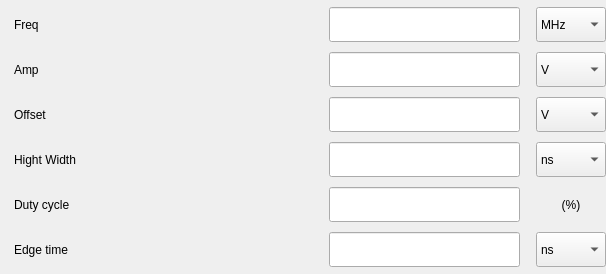
Before: the Qt Designer form tas7061bb/widgets/wgContentHmf2550/wgPulse.ui in DoND8xforce/tas7061, drawn with Qt 5.
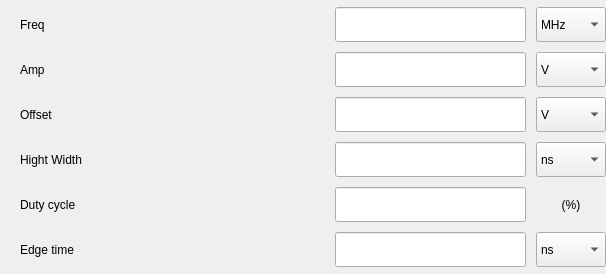
After: the same form once the commit is applied.

Diff of the .ui file:
```diff
--- a/tas7061bb/widgets/wgContentHmf2550/wgPulse.ui
+++ b/tas7061bb/widgets/wgContentHmf2550/wgPulse.ui
@@ -44,7 +44,7 @@
    <item row="0" column="0">
     <layout class="QGridLayout" name="gridLayout_2">
      <property name="leftMargin">
-      <number>14</number>
+      <number>20</number>
      </property>
      <property name="horizontalSpacing">
       <number>230</number>
@@ -55,7 +55,7 @@
      <item row="4" column="1">
       <layout class="QHBoxLayout" name="horizontalLayout_4">
        <property name="spacing">
-        <number>16</number>
+        <number>10</number>
        </property>
        <item>
         <widget class="QLineEdit" name="lineEdit_12">
@@ -128,7 +128,7 @@
      <item row="0" column="1">
       <layout class="QHBoxLayout" name="horizontalLayout_14">
        <property name="spacing">
-        <number>16</number>
+        <number>10</number>
        </property>
        <item>
         <widget class="QLineEdit" name="lineEdit_10">
@@ -175,7 +175,7 @@
      <item row="2" column="1">
       <layout class="QHBoxLayout" name="horizontalLayout_12">
        <property name="spacing">
-        <number>16</number>
+        <number>10</number>
        </property>
        <item>
         <widget class="QLineEdit" name="lineEdit_8">
@@ -229,7 +229,7 @@
      <item row="1" column="1">
       <layout class="QHBoxLayout" name="horizontalLayout_13">
        <property name="spacing">
-        <number>16</number>
+        <number>10</number>
        </property>
        <item>
         <widget class="QLineEdit" name="lineEdit_9">
@@ -276,7 +276,7 @@
      <item row="3" column="1">
       <layout class="QHBoxLayout" name="horizontalLayout_15">
        <property name="spacing">
-        <number>16</number>
+        <number>10</number>
        </property>
        <item>
         <widget class="QLineEdit" name="lineEdit_11">
@@ -330,7 +330,7 @@
      <item row="5" column="1">
       <layout class="QHBoxLayout" name="horizontalLayout_16">
        <property name="spacing">
-        <number>16</number>
+        <number>10</number>
        </property>
        <item>
         <widget class="QLineEdit" name="lineEdit_13">
```
